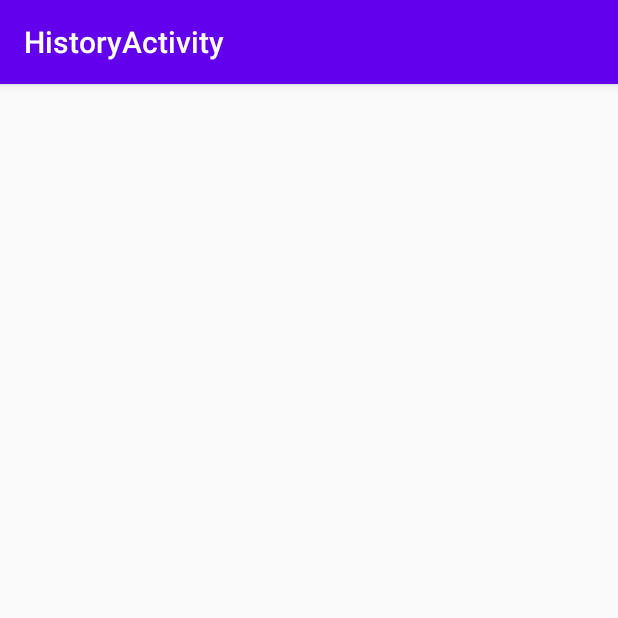
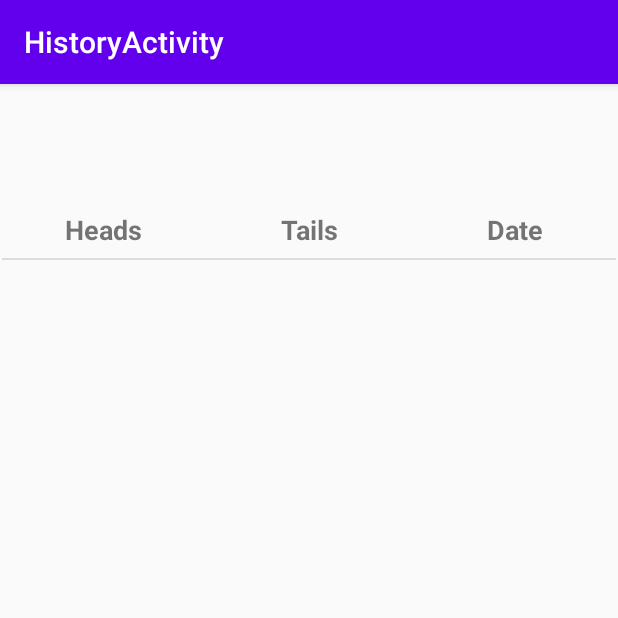
Before and after one commit to wanyingc/PracticalParentApp, an Android app: the HistoryActivity screen opened directly, with no data from a screen before it, on a phone screen of 412 x 824 dp, the top half of it. Run offline under Robolectric (Android 15) with nearby library versions, the phone set to English and light mode, and no system bars.

Commit message:
Added history list

```diff
--- a/app/src/main/java/ca/cmpt276/practicalparent/CoinFlipActivity.java
+++ b/app/src/main/java/ca/cmpt276/practicalparent/CoinFlipActivity.java
@@ -209,9 +209,9 @@ public class CoinFlipActivity extends AppCompatActivity {
     }
 
     private void addToHistory() {
-//        int headsPlayer = player1Choice == Coin.HEADS ? player1 : player2;
-//        int tailsPlayer = player1Choice == Coin.TAILS ? player1 : player2;
-        HistoryEntry entry = new HistoryEntry(0, 1, coin.getCoin());
+        int headsPlayer = (player1Choice == Coin.HEADS) ? player1 : player2;
+        int tailsPlayer = (player1Choice == Coin.TAILS) ? player1 : player2;
+        HistoryEntry entry = new HistoryEntry(headsPlayer, tailsPlayer, coin.getCoin());
         HistoryManager.getInstance().addEntry(entry);
     }
 
--- a/app/src/main/java/ca/cmpt276/practicalparent/HistoryActivity.java
+++ b/app/src/main/java/ca/cmpt276/practicalparent/HistoryActivity.java
@@ -11,9 +11,11 @@ import androidx.appcompat.app.ActionBar;
 import androidx.appcompat.app.AppCompatActivity;
 import androidx.appcompat.widget.Toolbar;
 
+import android.util.Log;
 import android.view.View;
 import android.widget.ArrayAdapter;
 import android.widget.GridView;
+import android.widget.ImageView;
 import android.widget.ListView;
 import android.widget.TableLayout;
 import android.widget.TableRow;
@@ -29,6 +31,7 @@ import ca.cmpt276.practicalparent.model.HistoryManager;
 public class HistoryActivity extends AppCompatActivity {
     HistoryManager historyManager;
     ChildManager childManager;
+    GridView gridView;
     @Override
     protected void onCreate(Bundle savedInstanceState) {
         super.onCreate(savedInstanceState);
@@ -36,26 +39,27 @@ public class HistoryActivity extends AppCompatActivity {
         Toolbar toolbar = findViewById(R.id.toolbar);
         setSupportActionBar(toolbar);
 
+        gridView = findViewById(R.id.historyGrid);
+        gridView.setClickable(false);
         historyManager = HistoryManager.getInstance();
         childManager = ChildManager.getInstance();
         fillHistory();
     }
 
-
     private void fillHistory() {
         int i = 0;
-        String[] myItems = new String[historyManager.size()];
-        for (HistoryEntry entry : historyManager) {
-            myItems[i] = "heads Player";
+        String[] items = new String[historyManager.size()*3];
+        for (HistoryEntry entry: historyManager) {
+            Log.e("TAG", "1");
+            items[i] = childManager.getChild(entry.getHeadsPlayer());
             i++;
-            myItems[i] = "tails Player";
+            items[i] = childManager.getChild(entry.getTailsPlayer());
             i++;
-            myItems[i] = "date";
+            items[i] = entry.getTime() + " - " + entry.getDate().toString();
             i++;
         }
-        ArrayAdapter<String> adapter = new ArrayAdapter<String>(this, R.layout.item);
-        GridView grid = (GridView) findViewById(R.id.historyGrid);
-        grid.setAdapter(adapter);
+        ArrayAdapter<String> adapter = new ArrayAdapter<String>(this, R.layout.grid_item, items);
+        gridView.setAdapter(adapter);
     }
 
     public static Intent makeIntent(Context context) {
--- a/app/src/main/java/ca/cmpt276/practicalparent/MainMenu.java
+++ b/app/src/main/java/ca/cmpt276/practicalparent/MainMenu.java
@@ -71,10 +71,8 @@ public class MainMenu extends AppCompatActivity {
             startActivity(intent);
         }
     }
-
     public void openTimeOutActivity() {
         Intent intent = new Intent(this,TimeOut.class);
         startActivity(intent);
     }
-
 }
--- a/app/src/main/res/layout/content_history.xml
+++ b/app/src/main/res/layout/content_history.xml
@@ -9,10 +9,64 @@
     <GridView
         android:id="@+id/historyGrid"
         android:layout_width="match_parent"
-        android:layout_height="match_parent"
+        android:layout_height="wrap_content"
+        android:clickable="false"
         android:numColumns="3"
         app:layout_constraintBottom_toBottomOf="parent"
         app:layout_constraintEnd_toEndOf="parent"
+        app:layout_constraintHorizontal_bias="0.0"
         app:layout_constraintStart_toStartOf="parent"
-        app:layout_constraintTop_toTopOf="parent" />
+        app:layout_constraintTop_toTopOf="parent"
+        app:layout_constraintVertical_bias="0.153" />
+
+    <TableRow
+        android:id="@+id/tableRow"
+        android:layout_width="match_parent"
+        android:layout_height="wrap_content"
+        android:layout_marginBottom="8dp"
+        app:layout_constraintBottom_toTopOf="@+id/historyGrid"
+        app:layout_constraintEnd_toEndOf="parent"
+        app:layout_constraintHorizontal_bias="0.0"
+        app:layout_constraintStart_toStartOf="parent">
+
+        <TextView
+            android:id="@+id/headTitle"
+            android:layout_width="0dp"
+            android:layout_height="wrap_content"
+            android:layout_weight="0.33"
+            android:text="Heads"
+            android:textAlignment="center"
+            android:textSize="18sp"
+            android:textStyle="bold" />
+
+        <TextView
+            android:id="@+id/tailsTitle"
+            android:layout_width="0dp"
+            android:layout_height="wrap_content"
+            android:layout_weight="0.33"
+            android:text="Tails"
+            android:textAlignment="center"
+            android:textSize="18sp"
+            android:textStyle="bold" />
+
+        <TextView
+            android:id="@+id/date_title"
+            android:layout_width="0dp"
+            android:layout_height="wrap_content"
+            android:layout_weight="0.33"
+            android:text="Date"
+            android:textAlignment="center"
+            android:textSize="18sp"
+            android:textStyle="bold" />
+    </TableRow>
+
+    <View
+        android:id="@+id/divider3"
+        android:layout_width="409dp"
+        android:layout_height="1dp"
+        android:background="?android:attr/listDivider"
+        app:layout_constraintBottom_toTopOf="@+id/historyGrid"
+        app:layout_constraintEnd_toEndOf="@+id/historyGrid"
+        app:layout_constraintStart_toStartOf="parent" />
+
 </androidx.constraintlayout.widget.ConstraintLayout>
```
Also changed, not shown: app/src/main/java/ca/cmpt276/practicalparent/model/HistoryEntry.java (+10 -4 lines), app/src/main/res/layout/grid_item.xml (added, +9 -0 lines).
